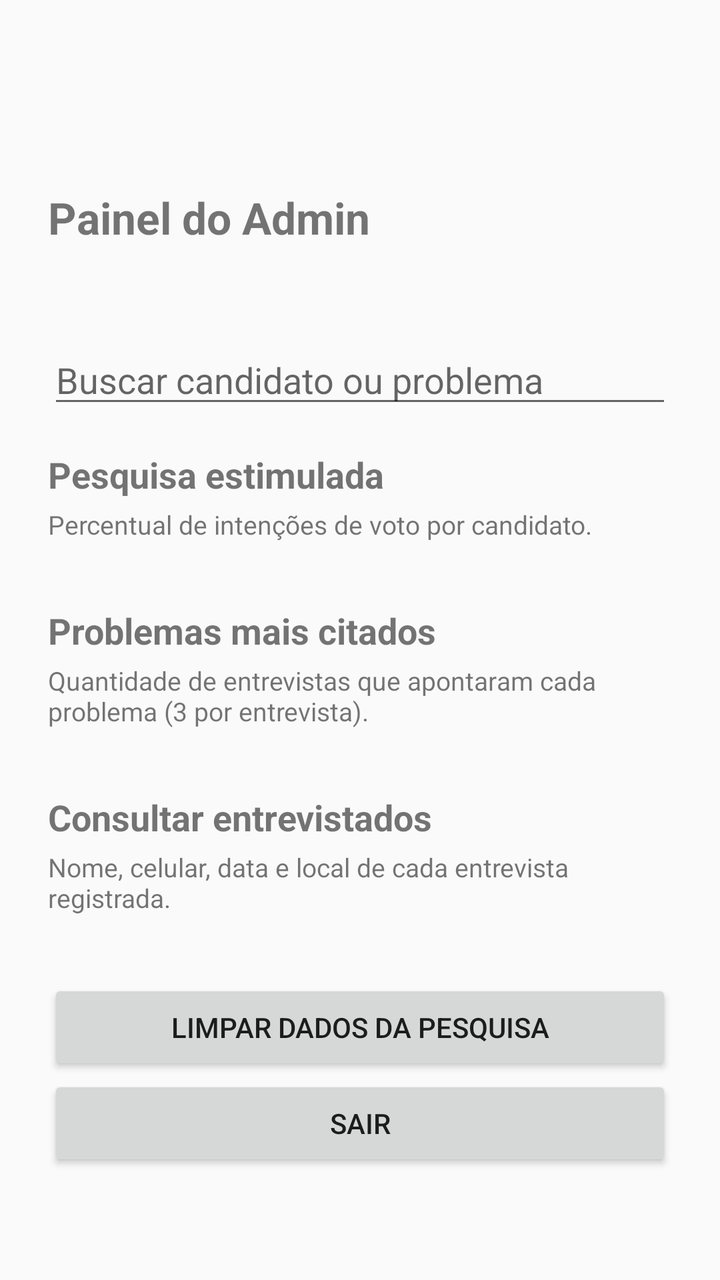
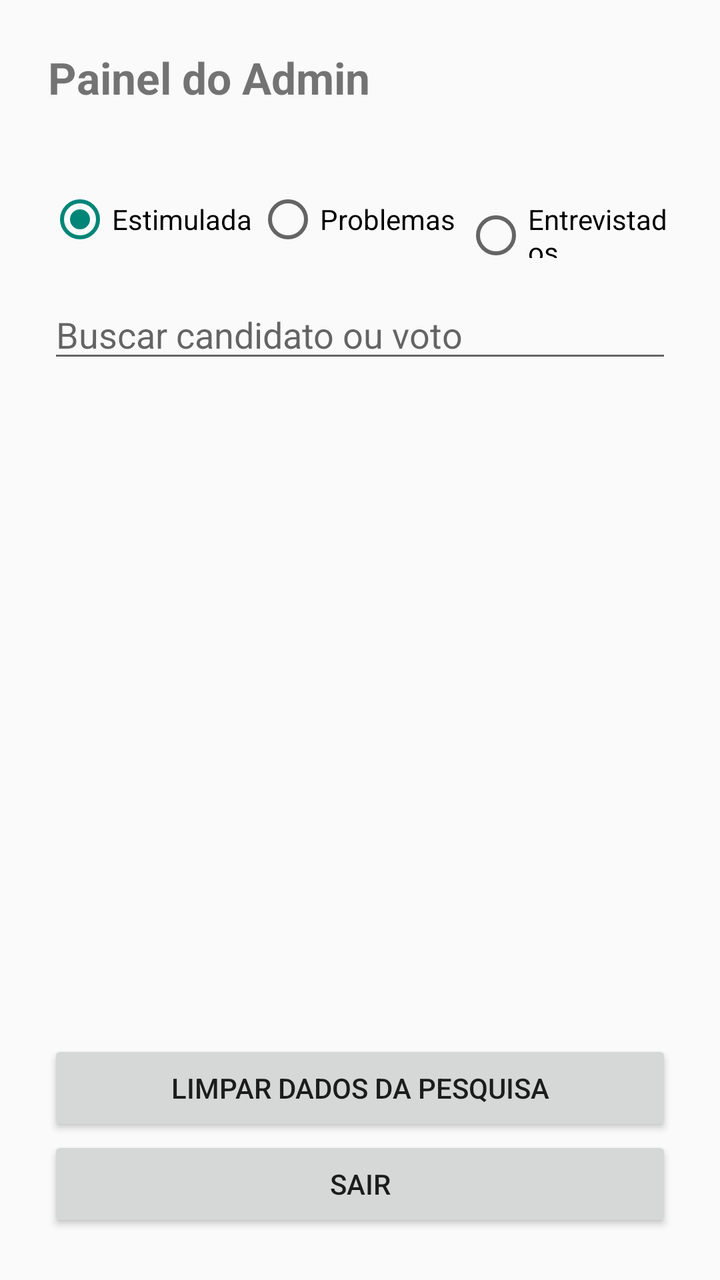

Screens rendered from an Android XML layout before and after an edit, with the pre-edit source and the edit as a unified diff.
<!-- AndroidManifest.xml: application theme android:Theme.Material.Light.DarkActionBar -->
<!-- res/layout/activity_admin.xml -->
<?xml version="1.0" encoding="utf-8"?>
<ScrollView xmlns:android="http://schemas.android.com/apk/res/android"
    android:layout_width="match_parent"
    android:layout_height="match_parent">

    <LinearLayout
        android:layout_width="match_parent"
        android:layout_height="wrap_content"
        android:orientation="vertical"
        android:padding="24dp">

        <Space
            android:layout_width="1dp"
            android:layout_height="70dp"/>

        <TextView
            android:layout_width="wrap_content"
            android:layout_height="wrap_content"
            android:text="Painel do Admin"
            android:textSize="22sp"
            android:textStyle="bold"
            android:layout_marginBottom="8dp" />

        <TextView
            android:id="@+id/textoResumo"
            android:layout_width="match_parent"
            android:layout_height="wrap_content"
            android:textSize="15sp"
            android:layout_marginBottom="16dp" />

        <EditText
            android:id="@+id/editBusca"
            android:layout_width="match_parent"
            android:layout_height="wrap_content"
            android:hint="Buscar candidato ou problema"
            android:inputType="text"
            android:layout_marginBottom="16dp" />

        <TextView
            android:layout_width="wrap_content"
            android:layout_height="wrap_content"
            android:text="Pesquisa estimulada"
            android:textSize="18sp"
            android:textStyle="bold"
            android:layout_marginBottom="4dp" />

        <TextView
            android:layout_width="wrap_content"
            android:layout_height="wrap_content"
            android:text="Percentual de intenções de voto por candidato."
            android:textSize="13sp"
            android:layout_marginBottom="8dp" />

        <LinearLayout
            android:id="@+id/caixaCandidatos"
            android:layout_width="match_parent"
            android:layout_height="wrap_content"
            android:orientation="vertical"
            android:layout_marginBottom="24dp" />

        <TextView
            android:layout_width="wrap_content"
            android:layout_height="wrap_content"
            android:text="Problemas mais citados"
            android:textSize="18sp"
            android:textStyle="bold"
            android:layout_marginBottom="4dp" />

        <TextView
            android:layout_width="wrap_content"
            android:layout_height="wrap_content"
            android:text="Quantidade de entrevistas que apontaram cada problema (3 por entrevista)."
            android:textSize="13sp"
            android:layout_marginBottom="8dp" />

        <LinearLayout
            android:id="@+id/caixaProblemas"
            android:layout_width="match_parent"
            android:layout_height="wrap_content"
            android:orientation="vertical"
            android:layout_marginBottom="24dp" />

        <TextView
            android:layout_width="wrap_content"
            android:layout_height="wrap_content"
            android:text="Consultar entrevistados"
            android:textSize="18sp"
            android:textStyle="bold"
            android:layout_marginBottom="4dp" />

        <TextView
            android:layout_width="wrap_content"
            android:layout_height="wrap_content"
            android:text="Nome, celular, data e local de cada entrevista registrada."
            android:textSize="13sp"
            android:layout_marginBottom="8dp" />

        <LinearLayout
            android:id="@+id/caixaEntrevistados"
            android:layout_width="match_parent"
            android:layout_height="wrap_content"
            android:orientation="vertical"
            android:layout_marginBottom="24dp" />

        <Button
            android:id="@+id/botaoLimpar"
            android:layout_width="match_parent"
            android:layout_height="wrap_content"
            android:text="Limpar dados da pesquisa" />

        <Button
            android:id="@+id/botaoSair"
            android:layout_width="match_parent"
            android:layout_height="wrap_content"
            android:text="Sair" />

    </LinearLayout>

</ScrollView>
<!-- resources referenced by this layout -->
<resources>

</resources>

<!-- the commit's change to res/layout/activity_admin.xml (unified diff, before → after) -->
@@ -1,119 +1,143 @@
 <?xml version="1.0" encoding="utf-8"?>
-<ScrollView xmlns:android="http://schemas.android.com/apk/res/android"
+<LinearLayout xmlns:android="http://schemas.android.com/apk/res/android"
     android:layout_width="match_parent"
-    android:layout_height="match_parent">
+    android:layout_height="match_parent"
+    android:orientation="vertical"
+    android:padding="24dp">
 
-    <LinearLayout
+    <TextView
+        android:layout_width="wrap_content"
+        android:layout_height="wrap_content"
+        android:text="Painel do Admin"
+        android:textSize="22sp"
+        android:textStyle="bold"
+        android:layout_marginBottom="4dp" />
+
+    <TextView
+        android:id="@+id/textoResumo"
         android:layout_width="match_parent"
         android:layout_height="wrap_content"
-        android:orientation="vertical"
-        android:padding="24dp">
+        android:textSize="15sp"
+        android:layout_marginBottom="16dp" />
 
-        <Space
-            android:layout_width="1dp"
-            android:layout_height="70dp"/>
+    <RadioGroup
+        android:id="@+id/grupoTabs"
+        android:layout_width="match_parent"
+        android:layout_height="wrap_content"
+        android:orientation="horizontal"
+        android:layout_marginBottom="16dp">
 
-        <TextView
-            android:layout_width="wrap_content"
+        <RadioButton
+            android:id="@+id/tabEstimulada"
+            android:layout_width="0dp"
             android:layout_height="wrap_content"
-            android:text="Painel do Admin"
-            android:textSize="22sp"
-            android:textStyle="bold"
-            android:layout_marginBottom="8dp" />
+            android:layout_weight="1"
+            android:checked="true"
+            android:text="Estimulada" />
 
-        <TextView
-            android:id="@+id/textoResumo"
+        <RadioButton
+            android:id="@+id/tabProblemas"
+            android:layout_width="0dp"
+            android:layout_height="wrap_content"
+            android:layout_weight="1"
+            android:text="Problemas" />
+
+        <RadioButton
+            android:id="@+id/tabEntrevistados"
+            android:layout_width="0dp"
+            android:layout_height="wrap_content"
+            android:layout_weight="1"
+            android:text="Entrevistados" />
+
+    </RadioGroup>
+
+    <FrameLayout
+        android:layout_width="match_parent"
+        android:layout_height="0dp"
+        android:layout_weight="1">
+
+        <ScrollView
+            android:id="@+id/telaEstimulada"
             android:layout_width="match_parent"
-            android:layout_height="wrap_content"
-            android:textSize="15sp"
-            android:layout_marginBottom="16dp" />
+            android:layout_height="match_parent">
 
-        <EditText
-            android:id="@+id/editBusca"
+            <LinearLayout
+                android:layout_width="match_parent"
+                android:layout_height="wrap_content"
+                android:orientation="vertical">
+
+                <EditText
+                    android:id="@+id/editBusca"
+                    android:layout_width="match_parent"
+                    android:layout_height="wrap_content"
+                    android:hint="Buscar candidato ou voto"
+                    android:inputType="text"
+                    android:layout_marginBottom="12dp" />
+
+                <LinearLayout
+                    android:id="@+id/caixaCandidatos"
+                    android:layout_width="match_parent"
+                    android:layout_height="wrap_content"
+                    android:orientation="vertical" />
+
+            </LinearLayout>
+
+        </ScrollView>
+
+        <ScrollView
+            android:id="@+id/telaProblemas"
             android:layout_width="match_parent"
-            android:layout_height="wrap_content"
-            android:hint="Buscar candidato ou problema"
-            android:inputType="text"
-            android:layout_marginBottom="16dp" />
+            android:layout_height="match_parent"
+            android:visibility="gone">
 
-        <TextView
-            android:layout_width="wrap_content"
-            android:layout_height="wrap_content"
-            android:text="Pesquisa estimulada"
-            android:textSize="18sp"
-            android:textStyle="bold"
-            android:layout_marginBottom="4dp" />
+            <LinearLayout
+                android:layout_width="match_parent"
+                android:layout_height="wrap_content"
+                android:orientation="vertical">
 
-        <TextView
-            android:layout_width="wrap_content"
-            android:layout_height="wrap_content"
-            android:text="Percentual de intenções de voto por candidato."
-            android:textSize="13sp"
-            android:layout_marginBottom="8dp" />
+                <LinearLayout
+                    android:id="@+id/caixaProblemas"
+                    android:layout_width="match_parent"
+                    android:layout_height="wrap_content"
+                    android:orientation="vertical" />
+
+            </LinearLayout>
+
+        </ScrollView>
 
         <LinearLayout
-            android:id="@+id/caixaCandidatos"
+            android:id="@+id/telaEntrevistados"
             android:layout_width="match_parent"
-            android:layout_height="wrap_content"
+            android:layout_height="match_parent"
             android:orientation="vertical"
-            android:layout_marginBottom="24dp" />
+            android:visibility="gone">
 
-        <TextView
-            android:layout_width="wrap_content"
-            android:layout_height="wrap_content"
-            android:text="Problemas mais citados"
-            android:textSize="18sp"
-            android:textStyle="bold"
-            android:layout_marginBottom="4dp" />
+            <TextView
+                android:layout_width="wrap_content"
+                android:layout_height="wrap_content"
+                android:text="Nome, celular, data e local de cada entrevista."
+                android:textSize="13sp"
+                android:layout_marginBottom="8dp" />
 
-        <TextView
-            android:layout_width="wrap_content"
-            android:layout_height="wrap_content"
-            android:text="Quantidade de entrevistas que apontaram cada problema (3 por entrevista)."
-            android:textSize="13sp"
-            android:layout_marginBottom="8dp" />
+            <ListView
+                android:id="@+id/listaEntrevistados"
+                android:layout_width="match_parent"
+                android:layout_height="match_parent" />
 
-        <LinearLayout
-            android:id="@+id/caixaProblemas"
-            android:layout_width="match_parent"
-            android:layout_height="wrap_content"
-            android:orientation="vertical"
-            android:layout_marginBottom="24dp" />
+        </LinearLayout>
 
-        <TextView
-            android:layout_width="wrap_content"
-            android:layout_height="wrap_content"
-            android:text="Consultar entrevistados"
-            android:textSize="18sp"
-            android:textStyle="bold"
-            android:layout_marginBottom="4dp" />
+    </FrameLayout>
 
-        <TextView
-            android:layout_width="wrap_content"
-            android:layout_height="wrap_content"
-            android:text="Nome, celular, data e local de cada entrevista registrada."
-            android:textSize="13sp"
-            android:layout_marginBottom="8dp" />
+    <Button
+        android:id="@+id/botaoLimpar"
+        android:layout_width="match_parent"
+        android:layout_height="wrap_content"
+        android:text="Limpar dados da pesquisa" />
 
-        <LinearLayout
-            android:id="@+id/caixaEntrevistados"
-            android:layout_width="match_parent"
-            android:layout_height="wrap_content"
-            android:orientation="vertical"
-            android:layout_marginBottom="24dp" />
+    <Button
+        android:id="@+id/botaoSair"
+        android:layout_width="match_parent"
+        android:layout_height="wrap_content"
+        android:text="Sair" />
 
-        <Button
-            android:id="@+id/botaoLimpar"
-            android:layout_width="match_parent"
-            android:layout_height="wrap_content"
-            android:text="Limpar dados da pesquisa" />
-
-        <Button
-            android:id="@+id/botaoSair"
-            android:layout_width="match_parent"
-            android:layout_height="wrap_content"
-            android:text="Sair" />
-
-    </LinearLayout>
-
-</ScrollView>
+</LinearLayout>
